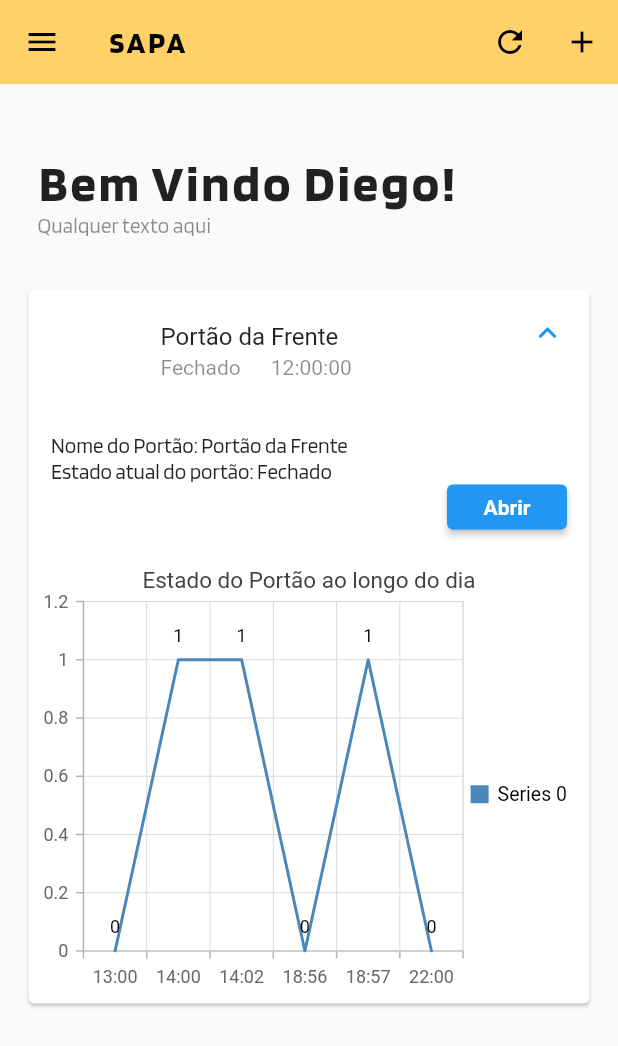
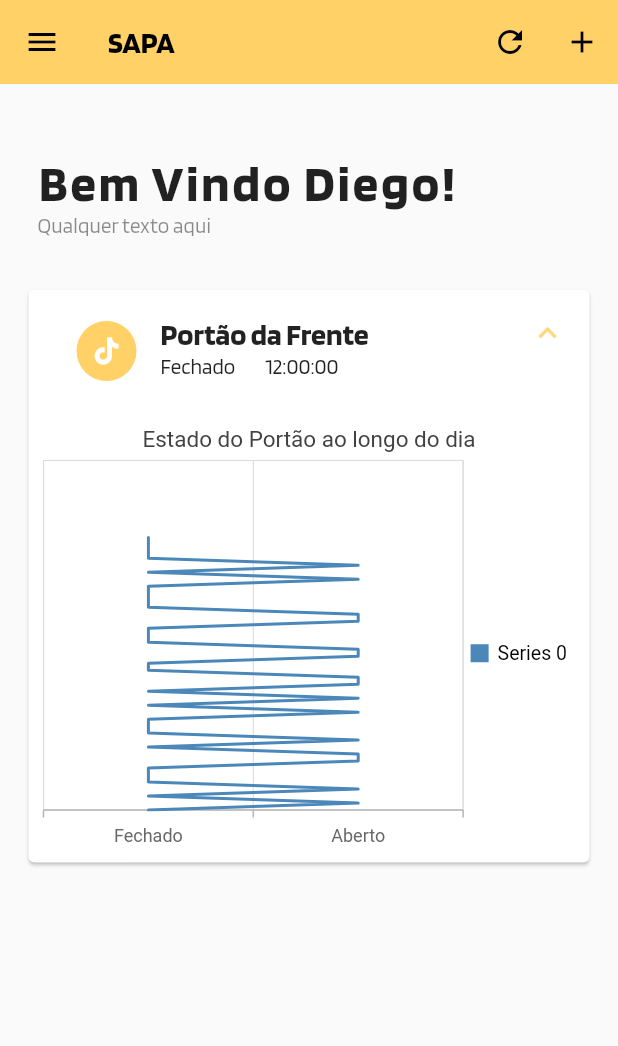
Before and after one commit to guilhermedacruzz/TCC_APP, a Flutter app: the PageHome screen opened by its route, after a tap on "Portão da Frente", on a phone screen of 412 x 824 dp. Shown: the top 1046 px of the screen. Run offline on Flutter 3.47's test engine with Material 2 defaults, Android fonts, the phone set to English and light mode, and no system bars; our stand-ins replace shared_preferences, syncfusion_flutter_charts; accounts and stored records are empty; project files that could hold a hidden picture were left out.

Commit message:
ta horrivel

```diff
--- a/lib/pages/page_home.dart
+++ b/lib/pages/page_home.dart
@@ -1,10 +1,12 @@
 import 'package:flutter/material.dart';
 import 'package:syncfusion_flutter_charts/charts.dart';
-import 'package:tcc/forms/custom_button.dart';
+import 'package:tcc/widgets/grafics.dart';
+import '../forms/custom_button.dart';
 import '../widgets/custom_drawler.dart';
 
 class PageHome extends StatefulWidget {
   static String routeName = "/home";
+
   const PageHome({super.key});
 
   @override
@@ -12,6 +14,8 @@ class PageHome extends StatefulWidget {
 }
 
 class _PageHomeState extends State<PageHome> {
+  bool toggle = false;
+
   @override
   Widget build(BuildContext context) {
     return Scaffold(
@@ -20,19 +24,14 @@ class _PageHomeState extends State<PageHome> {
         title: const Text("SAPA"),
         actions: [
           IconButton(
-            icon: const Icon(
-              Icons.refresh,
-            ),
+            icon: const Icon(Icons.refresh),
             onPressed: () {},
           ),
           IconButton(
-            icon: const Icon(
-              Icons.add,
-            ),
+            icon: const Icon(Icons.add),
             onPressed: () {},
           ),
         ],
-        elevation: 0,
       ),
       body: Padding(
         padding: const EdgeInsets.all(15),
@@ -61,22 +60,30 @@ class _PageHomeState extends State<PageHome> {
               child: Theme(
                 data: ThemeData().copyWith(dividerColor: Colors.transparent),
                 child: ExpansionTile(
+                  iconColor: Theme.of(context).expansionTileTheme.iconColor,
+                  textColor: Theme.of(context).expansionTileTheme.textColor,
+                  collapsedIconColor:
+                      Theme.of(context).expansionTileTheme.collapsedIconColor,
+                  collapsedTextColor:
+                      Theme.of(context).expansionTileTheme.collapsedTextColor,
                   title: ListTile(
                     leading: Container(
                       padding: const EdgeInsets.all(8),
                       decoration: BoxDecoration(
-                        color: Theme.of(context).primaryColor,
+                        color: Theme.of(context).colorScheme.primary,
                         borderRadius: BorderRadius.circular(100),
                       ),
-                      child: const Icon(Icons.tiktok, color: Colors.white),
+                      child: Icon(
+                        Icons.tiktok,
+                        color: Theme.of(context).backgroundColor,
+                      ),
                     ),
-                    title: const Text(
+                    title: Text(
                       "Portão da Frente",
-                      style: TextStyle(color: Colors.black87, fontSize: 16),
+                      style: Theme.of(context).textTheme.headline6,
                     ),
                     subtitle: DefaultTextStyle(
-                      style:
-                          const TextStyle(fontSize: 14, color: Colors.black45),
+                      style: Theme.of(context).textTheme.bodyText2 as TextStyle,
                       child: Row(
                         children: const [
                           Text("Fechado"),
@@ -86,65 +93,8 @@ class _PageHomeState extends State<PageHome> {
                       ),
                     ),
                   ),
-                  children: [
-                    Container(
-                      padding: const EdgeInsets.all(15),
-                      width: double.infinity,
-                      child: Column(
-                        crossAxisAlignment: CrossAxisAlignment.start,
-                        children: [
-                          const Text("Nome do Portão: Portão da Frente"),
-                          const Text("Estado atual do portão: Fechado"),
-                          Row(
-                            mainAxisAlignment: MainAxisAlignment.end,
-                            children: [
-                              SizedBox(
-                                height: 30,
-                                width: 80,
-                                child: CustomButton(
-                                  widget: const Text(
-                                    "Abrir",
-                                    style: TextStyle(
-                                      fontSize: 14,
-                                      fontWeight: FontWeight.w700,
-                                    ),
-                                  ),
-                                  onAction: () {},
-                                ),
-                              ),
-                            ],
-                          )
-                        ],
-                      ),
-                    ),
-                    SfCartesianChart(
-                      primaryXAxis: CategoryAxis(),
-                      // Chart title
-                      title:
-                          ChartTitle(text: 'Estado do Portão ao longo do dia'),
-                      // Enable legend
-                      legend: Legend(isVisible: true),
-                      // Enable tooltip
-                      tooltipBehavior: TooltipBehavior(enable: true),
-                      series: <ChartSeries<_Infections, String>>[
-                        LineSeries<_Infections, String>(
-                          dataSource: <_Infections>[
-                            _Infections('13:00', 0),
-                            _Infections('14:00', 1),
-                            _Infections('14:02', 1),
-                            _Infections('18:56', 0),
-                            _Infections('18:57', 1),
-                            _Infections('22:00', 0)
-                          ],
-                          xValueMapper: (_Infections opened, _) => opened.hours,
-                          yValueMapper: (_Infections opened, _) =>
-                              opened.opened,
-                          // Enable data label
-                          dataLabelSettings:
-                              const DataLabelSettings(isVisible: true),
-                        ),
-                      ],
-                    ),
+                  children: const [
+                    GraficsTeste(),
                   ],
                 ),
               ),
--- a/lib/utils/style.dart
+++ b/lib/utils/style.dart
@@ -25,12 +25,10 @@ class Styles {
           color: isDarkTheme ? Colors.white70 : Colors.black87,
         ),
         headline5: TextStyle(
-          letterSpacing: 2.0,
           fontWeight: FontWeight.w700,
           color: isDarkTheme ? Colors.white70 : Colors.black87,
         ),
         headline6: TextStyle(
-          letterSpacing: 2.0,
           fontWeight: FontWeight.w700,
           color: isDarkTheme ? Colors.white70 : Colors.black87,
         ),
@@ -43,6 +41,7 @@ class Styles {
         button: const TextStyle(
           fontWeight: FontWeight.w700,
           fontSize: 20,
+          color: Colors.white,
         ),
       ),
       fontFamily: "Blinker",
@@ -67,9 +66,18 @@ class Styles {
       canvasColor: isDarkTheme ? Colors.black : Colors.grey[50],
       brightness: isDarkTheme ? Brightness.dark : Brightness.light,
       buttonTheme: Theme.of(context).buttonTheme.copyWith(
-          colorScheme: isDarkTheme ? const ColorScheme.dark() : const ColorScheme.light()),
+          colorScheme: isDarkTheme
+              ? const ColorScheme.dark()
+              : const ColorScheme.light()),
       appBarTheme: const AppBarTheme(
         elevation: 0.0,
+      ),
+      expansionTileTheme: const ExpansionTileThemeData(
+        collapsedIconColor: Color(0xFFFFD87D),
+        iconColor: Color(0xFFFFD87D),
+        collapsedTextColor: Color(0xFFFFD87D),
+        textColor: Color(0xFFFFD87D),
+        backgroundColor: Colors.red
       ),
     );
   }
--- /dev/null
+++ b/lib/widgets/grafics.dart
@@ -0,0 +1,43 @@
+import 'dart:math';
+
+import 'package:flutter/material.dart';
+import 'package:syncfusion_flutter_charts/charts.dart';
+
+class GraficsTeste extends StatelessWidget {
+  const GraficsTeste({super.key});
+
+  @override
+  Widget build(BuildContext context) {
+    final Random random = Random();
+
+    return SfCartesianChart(
+      borderColor: Colors.transparent,
+      primaryXAxis: CategoryAxis(),
+      primaryYAxis: NumericAxis(isVisible: false),
+      // Chart title
+      title: ChartTitle(text: 'Estado do Portão ao longo do dia'),
+      // Enable legend
+      legend: Legend(isVisible: true),
+      // Enable tooltip
+      tooltipBehavior: TooltipBehavior(enable: true),
+      series: <ChartSeries<_Infections, String>>[
+        LineSeries<_Infections, String>(
+          dataSource: <_Infections>[
+            for (var i = 0; i < 40; i++)
+              _Infections(i, random.nextBool() ? "Fechado" : "Aberto"),
+          ],
+          xValueMapper: (_Infections opened, _) => opened.opened,
+          yValueMapper: (_Infections opened, _) => opened.hours,
+          // Enable data label
+        ),
+      ],
+    );
+  }
+}
+
+class _Infections {
+  _Infections(this.hours, this.opened);
+
+  final int hours;
+  final String opened;
+}
```
